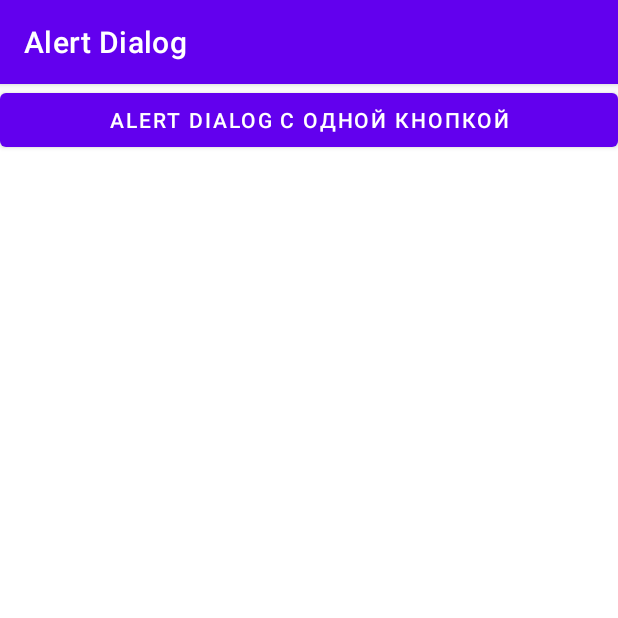
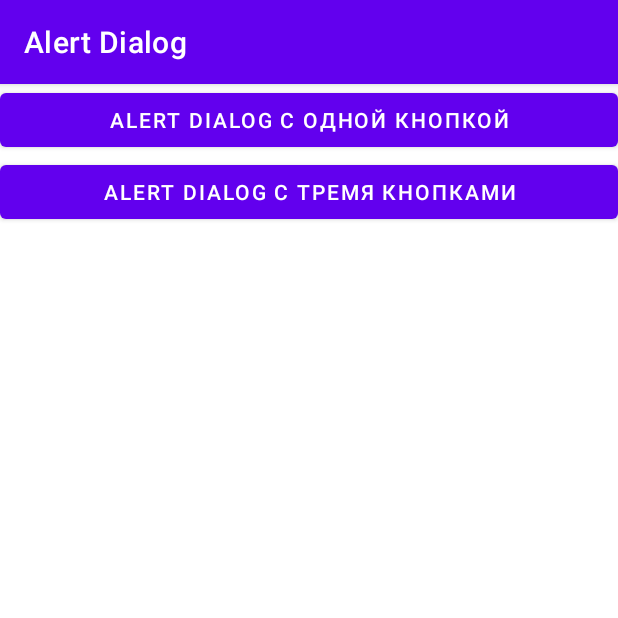
Before and after one commit to shumvlesu/MyFirstApp2, an Android app: the screen it shows after launch (MainActivity), on a phone screen of 412 x 824 dp, the top half of it. Run offline under Robolectric (Android 15) with nearby library versions, the phone set to English and light mode, and no system bars.

Commit message:
11 урок. Сделал по методичке AlertDialog диалог с тремя кнопками.

```diff
--- a/app/src/main/res/layout/activity_main.xml
+++ b/app/src/main/res/layout/activity_main.xml
@@ -11,4 +11,11 @@
         android:layout_width="match_parent"
         android:layout_height="wrap_content"
         android:text="@string/alert_dialog_1" />
+
+    <Button
+        android:id="@+id/alertDialog3"
+        android:layout_width="match_parent"
+        android:layout_height="wrap_content"
+        android:text="@string/alert_dialog_3" />
+
 </LinearLayout>
--- a/app/src/main/res/values/strings.xml
+++ b/app/src/main/res/values/strings.xml
@@ -1,7 +1,11 @@
 <resources>
     <string name="app_name">Alert Dialog</string>
     <string name="alert_dialog_1">Alert Dialog с одной кнопкой</string>
+    <string name="alert_dialog_3">Alert Dialog с тремя кнопками</string>
     <string name="exclamation">Важное сообщение!</string>
     <string name="press_button">Нажмите кнопку!</string>
     <string name="button">КНОПКА</string>
+    <string name="yes">Да</string>
+    <string name="no">Нет</string>
+    <string name="dunno">Не знаю</string>
 </resources>
```
Also changed, not shown: app/src/main/java/com/shumikhin/myfirstapp2/MainActivity.java (+47 -0 lines).
